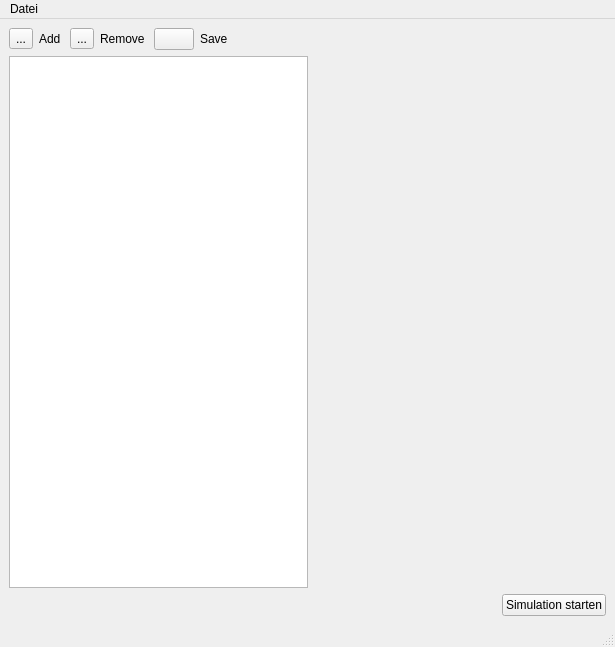
ChrFr/gui_vm, file main_window.ui: the form before one commit.
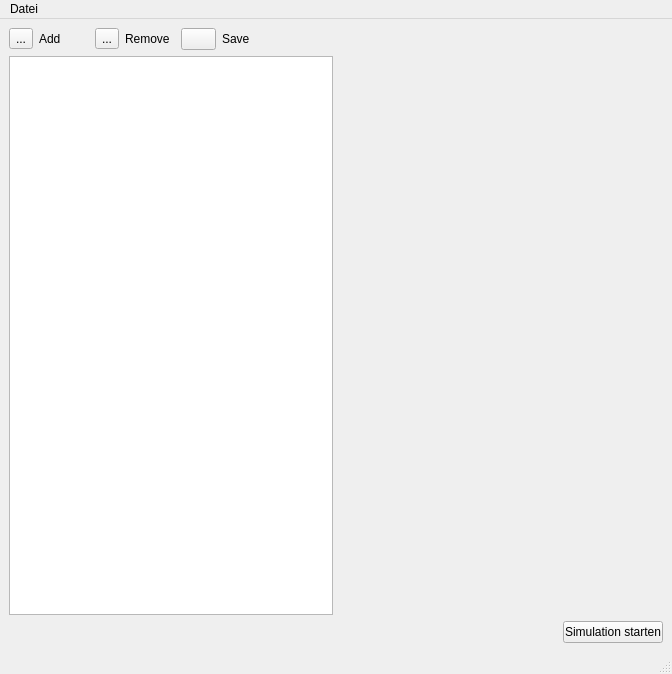
The form after the commit. Icons and pictures are not drawn.

Patch:
```diff
--- a/main_window.ui
+++ b/main_window.ui
@@ -6,17 +6,19 @@
    <rect>
     <x>0</x>
     <y>0</y>
-    <width>615</width>
-    <height>647</height>
+    <width>672</width>
+    <height>674</height>
    </rect>
   </property>
   <property name="windowTitle">
    <string>MainWindow</string>
   </property>
   <widget class="QWidget" name="centralwidget">
+   <layout class="QHBoxLayout" name="horizontalLayout">
+    <item>
    <layout class="QGridLayout" name="gridLayout">
-    <item row="1" column="0">
-     <layout class="QHBoxLayout" name="horizontalLayout_4">
+      <item row="6" column="1">
+       <layout class="QHBoxLayout" name="horizontalLayout_2">
       <item>
        <spacer name="horizontalSpacer">
         <property name="orientation">
@@ -32,6 +34,12 @@
       </item>
       <item>
        <widget class="QPushButton" name="start_button">
+          <property name="maximumSize">
+           <size>
+            <width>100</width>
+            <height>16777215</height>
+           </size>
+          </property>
         <property name="text">
          <string>Simulation starten</string>
         </property>
@@ -39,16 +47,50 @@
       </item>
      </layout>
     </item>
-    <item row="0" column="0">
-     <layout class="QHBoxLayout" name="horizontalLayout_3">
+      <item row="5" column="1">
+       <layout class="QVBoxLayout" name="details_layout">
       <item>
-       <layout class="QVBoxLayout" name="verticalLayout_2">
-        <property name="sizeConstraint">
-         <enum>QLayout::SetMaximumSize</enum>
-        </property>
-        <item>
-         <layout class="QHBoxLayout" name="horizontalLayout_2">
-          <item>
+         <spacer name="horizontalSpacer_2">
+          <property name="orientation">
+           <enum>Qt::Horizontal</enum>
+          </property>
+          <property name="sizeHint" stdset="0">
+           <size>
+            <width>40</width>
+            <height>20</height>
+           </size>
+          </property>
+         </spacer>
+        </item>
+       </layout>
+      </item>
+      <item row="3" column="0">
+       <layout class="QGridLayout" name="gridLayout_4">
+        <item row="1" column="7">
+         <widget class="QLabel" name="label_3">
+          <property name="maximumSize">
+           <size>
+            <width>16777215</width>
+            <height>16777215</height>
+           </size>
+          </property>
+          <property name="text">
+           <string>Save </string>
+          </property>
+         </widget>
+        </item>
+        <item row="1" column="2">
+         <widget class="QToolButton" name="minus_button">
+          <property name="text">
+           <string>...</string>
+          </property>
+          <property name="icon">
+           <iconset resource="gui.qrc">
+            <normaloff>:/buttons/icons/minus.png</normaloff>:/buttons/icons/minus.png</iconset>
+          </property>
+         </widget>
+        </item>
+        <item row="1" column="0">
            <widget class="QToolButton" name="plus_button">
             <property name="text">
              <string>...</string>
@@ -65,37 +107,25 @@
             </property>
            </widget>
           </item>
-          <item>
+        <item row="1" column="1">
            <widget class="QLabel" name="label">
+          <property name="maximumSize">
+           <size>
+            <width>50</width>
+            <height>16777215</height>
+           </size>
+          </property>
             <property name="text">
              <string>Add </string>
             </property>
            </widget>
           </item>
-          <item>
-           <widget class="QToolButton" name="minus_button">
-            <property name="text">
-             <string>...</string>
-            </property>
-            <property name="icon">
-             <iconset resource="gui.qrc">
-              <normaloff>:/buttons/icons/minus.png</normaloff>:/buttons/icons/minus.png</iconset>
-            </property>
-           </widget>
-          </item>
-          <item>
-           <widget class="QLabel" name="label_2">
-            <property name="text">
-             <string>Remove </string>
-            </property>
-           </widget>
-          </item>
-          <item>
+        <item row="1" column="6">
            <widget class="QPushButton" name="save_button">
             <property name="maximumSize">
              <size>
-              <width>16777215</width>
-              <height>16777215</height>
+            <width>35</width>
+            <height>35</height>
              </size>
             </property>
             <property name="text">
@@ -113,29 +143,22 @@
             </property>
            </widget>
           </item>
-          <item>
-           <widget class="QLabel" name="label_3">
-            <property name="text">
-             <string>Save </string>
-            </property>
-           </widget>
-          </item>
-          <item>
-           <spacer name="horizontalSpacer_3">
-            <property name="orientation">
-             <enum>Qt::Horizontal</enum>
-            </property>
-            <property name="sizeHint" stdset="0">
+        <item row="1" column="3">
+         <widget class="QLabel" name="label_2">
+          <property name="maximumSize">
              <size>
-              <width>40</width>
-              <height>20</height>
-             </size>
-            </property>
-           </spacer>
+            <width>50</width>
+            <height>16777215</height>
+           </size>
+          </property>
+          <property name="text">
+           <string>Remove </string>
+          </property>
+         </widget>
           </item>
          </layout>
         </item>
-        <item>
+      <item row="5" column="0">
          <widget class="QTreeView" name="project_tree_view">
           <property name="maximumSize">
            <size>
@@ -147,29 +170,6 @@
         </item>
        </layout>
       </item>
-      <item>
-       <layout class="QVBoxLayout" name="right_Layout">
-        <item>
-         <layout class="QVBoxLayout" name="details_layout">
-          <item>
-           <spacer name="horizontalSpacer_2">
-            <property name="orientation">
-             <enum>Qt::Horizontal</enum>
-            </property>
-            <property name="sizeHint" stdset="0">
-             <size>
-              <width>40</width>
-              <height>20</height>
-             </size>
-            </property>
-           </spacer>
-          </item>
-         </layout>
-        </item>
-       </layout>
-      </item>
-     </layout>
-    </item>
    </layout>
   </widget>
   <widget class="QMenuBar" name="menubar">
@@ -177,7 +177,7 @@
     <rect>
      <x>0</x>
      <y>0</y>
-     <width>615</width>
+     <width>672</width>
      <height>21</height>
     </rect>
    </property>
```
Lines whose indentation alone changed are shown as unchanged.
